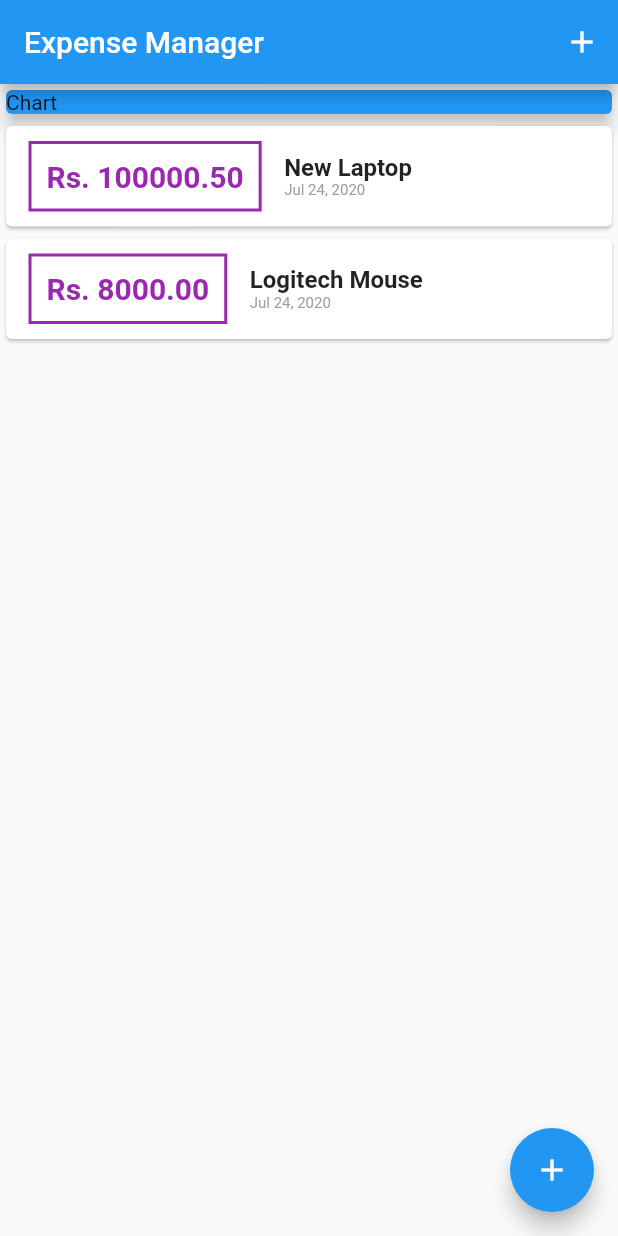
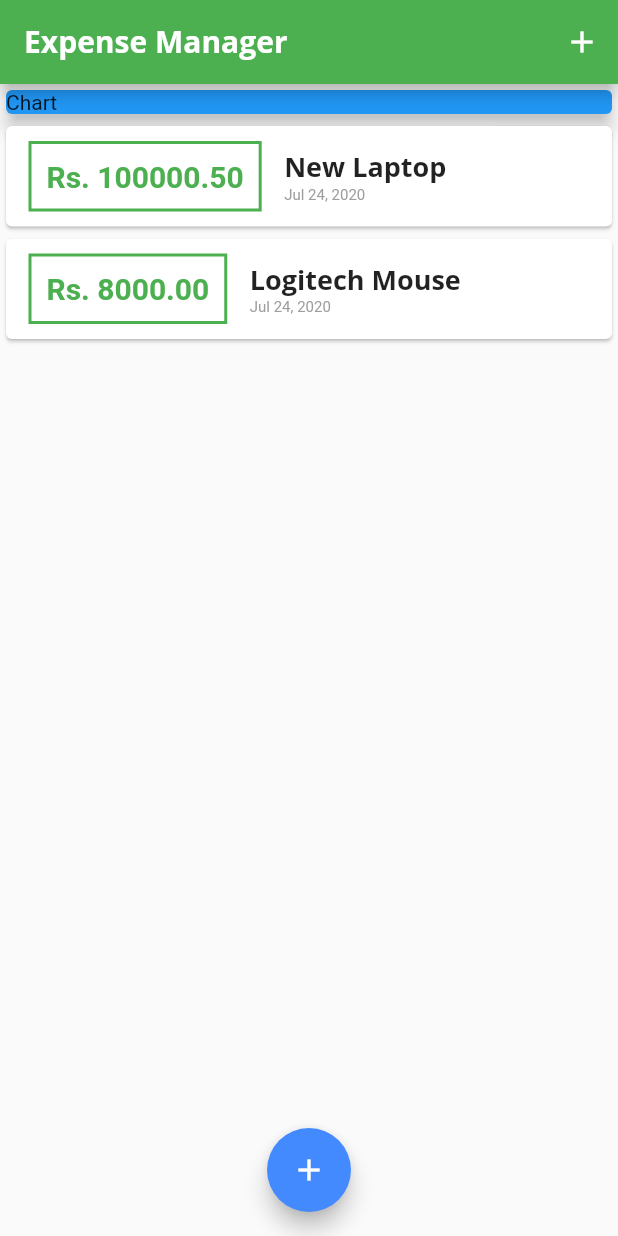
Before and after one commit to absolute-nil/Expense-Tracker, a Flutter app: the screen it shows after launch, on a phone screen of 412 x 824 dp. Run offline on Flutter 3.47's test engine with Material 2 defaults, Android fonts, the phone set to English and light mode, and no system bars.

Commit message:
add custom global theme for app

```diff
--- a/lib/main.dart
+++ b/lib/main.dart
@@ -8,7 +8,14 @@ void main() => runApp(MyApp());
 class MyApp extends StatelessWidget {
   @override
   Widget build(BuildContext context) {
-    return MaterialApp(title: "Flutter", home: MyHomePage());
+    return MaterialApp(
+      title: "Expense Manager",
+      home: MyHomePage(),
+      theme: ThemeData(
+          primarySwatch: Colors.green, accentColor: Colors.blueAccent, fontFamily: 'OpenSans',
+          textTheme: ThemeData.light().textTheme.copyWith(headline6: TextStyle(fontFamily: 'OpenSans', fontSize: 18, fontWeight: FontWeight.bold)),
+          appBarTheme: AppBarTheme(textTheme: ThemeData.light().textTheme.copyWith(headline6: TextStyle(fontFamily: 'OpenSans',fontSize: 20, fontWeight: FontWeight.bold)))),
+    );
   }
 }
 
@@ -71,6 +78,7 @@ class _MyHomePageState extends State<MyHomePage> {
           ],
         ),
       ),
+      floatingActionButtonLocation: FloatingActionButtonLocation.centerFloat,
       floatingActionButton: FloatingActionButton(
           child: Icon(Icons.add),
           onPressed: () => this._startAddNewTransaction(context)),
--- a/lib/widgets/transaction_list.dart
+++ b/lib/widgets/transaction_list.dart
@@ -21,11 +21,11 @@ class TransactionList extends StatelessWidget {
                 margin: EdgeInsets.symmetric(vertical: 10, horizontal: 15),
                 padding: EdgeInsets.all(10),
                 decoration: BoxDecoration(
-                    border: Border.all(color: Colors.purple, width: 2)),
+                    border: Border.all(color: Theme.of(context).primaryColor, width: 2)),
                 child: Text(
                   'Rs. ${transactions[index].amount.toStringAsFixed(2)}',
                   style: TextStyle(
-                      color: Colors.purple,
+                      color: Theme.of(context).primaryColor,
                       fontSize: 20,
                       fontWeight: FontWeight.bold),
                 ),
@@ -35,8 +35,7 @@ class TransactionList extends StatelessWidget {
                   children: <Widget>[
                     Text(
                       transactions[index].title,
-                      style: TextStyle(
-                          fontSize: 16, fontWeight: FontWeight.bold),
+                      style: Theme.of(context).textTheme.headline6,
                     ),
                     Text(
                       DateFormat().add_yMMMd().format(transactions[index].date),
```
Also changed, not shown: pubspec.yaml (+15 -11 lines), assets/fonts/OpenSans-Bold.ttf (added), assets/fonts/OpenSans-Regular.ttf (added), assets/fonts/Quicksand-Bold.ttf (added), assets/fonts/Quicksand-Light.ttf (added), assets/fonts/Quicksand-Medium.ttf (added), assets/fonts/Quicksand-Regular.ttf (added).
